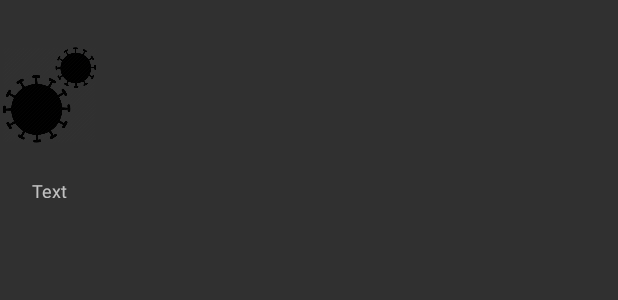
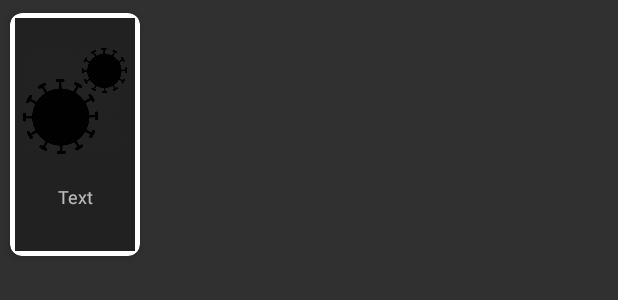
Before and after one commit to romanhavdulskyi/NCov2020, an Android app: the layout disease_item.xml on its own in the app's theme, with its tools: preview values and no code run, on a phone screen of 412 x 824 dp. Shown: the top 300 px of the screen. Run offline under Robolectric (Android 15) with nearby library versions, the light colour scheme and no system bars.

Commit message:
Disease dialog improvement

```diff
--- a/app/src/main/java/com/demo/app/ncov2020/data/GameProperties.kt
+++ b/app/src/main/java/com/demo/app/ncov2020/data/GameProperties.kt
@@ -14,10 +14,11 @@ object GameProperties {
     init {
         symptomMap["pnevmonia"] = Symptom("Pnevmonia", "Hard to breathe", 2.0, 4, 0.01)
         symptomMap["cough"] = Symptom("Cough", "A-a-a-pchi", 2.0, 4, 0.0)
+        symptomMap["sl"] = Symptom("Cough", "A-a-a-pchi", 2.0, 4, 0.0)
+        symptomMap["drowsiness"] = Symptom("Drowsiness", "A-a-a-pchi", 2.0, 4, 0.0)
         abilityMap["antibiotics"] = Ability("Antibiotics1", "Can survive Level1 antibiotics", TypeAbility.ANTIBIOTICS1, HandlerAntibiotics1())
         transmissionMap["plains"] = Transmission("Plains transmission", "You will be able to infect by plains", TypeTrans.AIR, HandlerAIR())
         transmissionMap["tourist"] = Transmission("Tourist transmission", "You will be able to infect by tourists", TypeTrans.GROUND, HandlerGround())
         transmissionMap["ship"] = Transmission("Ship transmission", "You will be able to infect by ships", TypeTrans.WATER, HandlerWater())
-
     }
 }
--- a/app/src/main/java/com/demo/app/ncov2020/gamedialogs/disease/DiseaseAbilityFragment.kt
+++ b/app/src/main/java/com/demo/app/ncov2020/gamedialogs/disease/DiseaseAbilityFragment.kt
@@ -9,6 +9,7 @@ import androidx.recyclerview.widget.GridLayoutManager
 import androidx.recyclerview.widget.LinearLayoutManager
 import androidx.recyclerview.widget.RecyclerView
 import com.demo.app.ncov2020.R
+import com.demo.app.ncov2020.data.GameProperties
 import com.demo.app.ncov2020.game.Game
 import com.demo.app.ncov2020.game.GameProvider
 import com.demo.app.ncov2020.game.GameProviderImpl
@@ -33,7 +34,7 @@ class DiseaseAbilityFragment : Fragment(), GameProvider.Client, AbilityRecyclerA
 
     override fun onChanged(state: Game) {
         state.abilities?.let {
-            recyclerView.post {  recyclerView.adapter = AbilityRecyclerAdapter(state.abilities!!.toMutableList(),   this) }
+            recyclerView.post {  recyclerView.adapter = AbilityRecyclerAdapter(GameProperties.abilityMap.values.toMutableList(), state.abilities!!.toMutableList(),   this) }
         }
     }
 
--- a/app/src/main/java/com/demo/app/ncov2020/gamedialogs/disease/DiseaseSymptomFragment.kt
+++ b/app/src/main/java/com/demo/app/ncov2020/gamedialogs/disease/DiseaseSymptomFragment.kt
@@ -8,6 +8,7 @@ import androidx.fragment.app.Fragment
 import androidx.recyclerview.widget.GridLayoutManager
 import androidx.recyclerview.widget.RecyclerView
 import com.demo.app.ncov2020.R
+import com.demo.app.ncov2020.data.GameProperties
 import com.demo.app.ncov2020.game.Game
 import com.demo.app.ncov2020.game.GameProvider
 import com.demo.app.ncov2020.game.GameProviderImpl
@@ -32,7 +33,7 @@ class DiseaseSymptomFragment : Fragment(), GameProvider.Client, SymptomRecyclerA
 
     override fun onChanged(state: Game) {
         state.symptom?.let {
-            recyclerView.post { recyclerView.adapter = SymptomRecyclerAdapter(state.symptom!!.toMutableList(),   this) }
+            recyclerView.post { recyclerView.adapter = SymptomRecyclerAdapter(GameProperties.symptomMap.values.toMutableList(), state.symptom!!.toMutableList(),   this) }
         }
     }
 
--- a/app/src/main/java/com/demo/app/ncov2020/gamedialogs/disease/DiseaseTransmissionFragment.kt
+++ b/app/src/main/java/com/demo/app/ncov2020/gamedialogs/disease/DiseaseTransmissionFragment.kt
@@ -8,6 +8,7 @@ import androidx.fragment.app.Fragment
 import androidx.recyclerview.widget.GridLayoutManager
 import androidx.recyclerview.widget.RecyclerView
 import com.demo.app.ncov2020.R
+import com.demo.app.ncov2020.data.GameProperties
 import com.demo.app.ncov2020.game.Game
 import com.demo.app.ncov2020.game.GameProvider
 import com.demo.app.ncov2020.game.GameProviderImpl
@@ -32,7 +33,7 @@ class DiseaseTransmissionFragment : Fragment(), GameProvider.Client, Transmissio
 
     override fun onChanged(state: Game) {
         state.transmission?.let {
-            recyclerView.post { recyclerView.adapter = TransmissionRecyclerAdapter(state.transmission!!.toMutableList(),   this)}
+            recyclerView.post { recyclerView.adapter = TransmissionRecyclerAdapter( GameProperties.transmissionMap.values.toMutableList(),state.transmission!!.toMutableList(),   this)}
         }
     }
 
--- a/app/src/main/res/layout/disease_abilities_dialog.xml
+++ b/app/src/main/res/layout/disease_abilities_dialog.xml
@@ -5,6 +5,7 @@
     <androidx.recyclerview.widget.RecyclerView
         android:id="@+id/recycler_view"
         android:layout_width="match_parent"
-        android:layout_height="match_parent"/>
+        android:layout_height="match_parent"
+        android:padding="20dp"/>
 
 </androidx.constraintlayout.widget.ConstraintLayout>
--- a/app/src/main/res/layout/disease_item.xml
+++ b/app/src/main/res/layout/disease_item.xml
@@ -1,10 +1,22 @@
 <?xml version="1.0" encoding="utf-8"?>
+<androidx.cardview.widget.CardView xmlns:android="http://schemas.android.com/apk/res/android"
+    android:layout_width="wrap_content"
+    android:layout_height="wrap_content"
+    xmlns:app="http://schemas.android.com/apk/res-auto"
+    app:cardUseCompatPadding="true"
+    app:cardElevation="4dp"
+    app:cardBackgroundColor="@color/colorAccent"
+    app:cardCornerRadius="8dp"
+    >
 <LinearLayout
     style="@style/editor_top_buttons"
-    android:layout_width="62dp"
-    android:layout_height="130dp"
-    android:layout_marginTop="13dp"
-    xmlns:android="http://schemas.android.com/apk/res/android">
+    android:layout_width="80dp"
+    android:layout_height="155dp"
+    android:gravity="top"
+    android:layout_margin="3dp"
+    android:padding="5dp"
+    android:orientation="vertical"
+    android:background="@color/colorPrimary">
     <ImageView
         android:layout_width="wrap_content"
         android:layout_height="100dp"
@@ -13,4 +25,6 @@
         android:id="@+id/name"
         style="@style/editor_top_buttons_text"
         android:text="Text" />
+
 </LinearLayout>
+</androidx.cardview.widget.CardView>
--- a/app/src/main/res/layout/disease_symptom_dialog.xml
+++ b/app/src/main/res/layout/disease_symptom_dialog.xml
@@ -5,6 +5,7 @@
     <androidx.recyclerview.widget.RecyclerView
         android:id="@+id/recycler_view"
         android:layout_width="match_parent"
-        android:layout_height="match_parent"/>
+        android:layout_height="match_parent"
+        android:padding="20dp"/>
 
 </androidx.constraintlayout.widget.ConstraintLayout>
--- a/app/src/main/res/layout/disease_transmission_dialog.xml
+++ b/app/src/main/res/layout/disease_transmission_dialog.xml
@@ -5,6 +5,7 @@
     <androidx.recyclerview.widget.RecyclerView
         android:id="@+id/recycler_view"
         android:layout_width="match_parent"
-        android:layout_height="match_parent"/>
+        android:layout_height="match_parent"
+        android:padding="20dp"/>
 
 </androidx.constraintlayout.widget.ConstraintLayout>
--- a/app/src/main/res/values/strings.xml
+++ b/app/src/main/res/values/strings.xml
@@ -4,6 +4,7 @@
     <string name="sign_in">Sign in</string>
     <string name="keep_me_logged_in">Keep me login in</string>
     <string name="account">Account name</string>
+    <string name="buy">Buy</string>
     <color name="colorGray">#707070</color>
 
 </resources>
```
Also changed, not shown: app/src/main/java/com/demo/app/ncov2020/gamedialogs/disease/AbilityRecyclerAdapter.kt (+9 -1 lines), app/src/main/java/com/demo/app/ncov2020/gamedialogs/disease/SymptomRecyclerAdapter.kt (+10 -1 lines), app/src/main/java/com/demo/app/ncov2020/gamedialogs/disease/TransmissionRecyclerAdapter.kt (+10 -1 lines).
